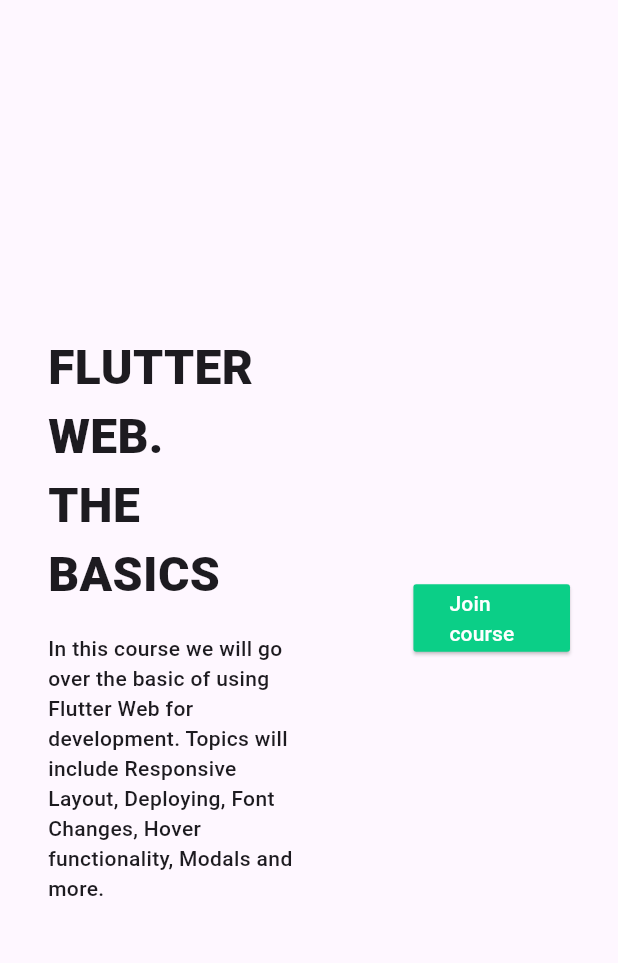
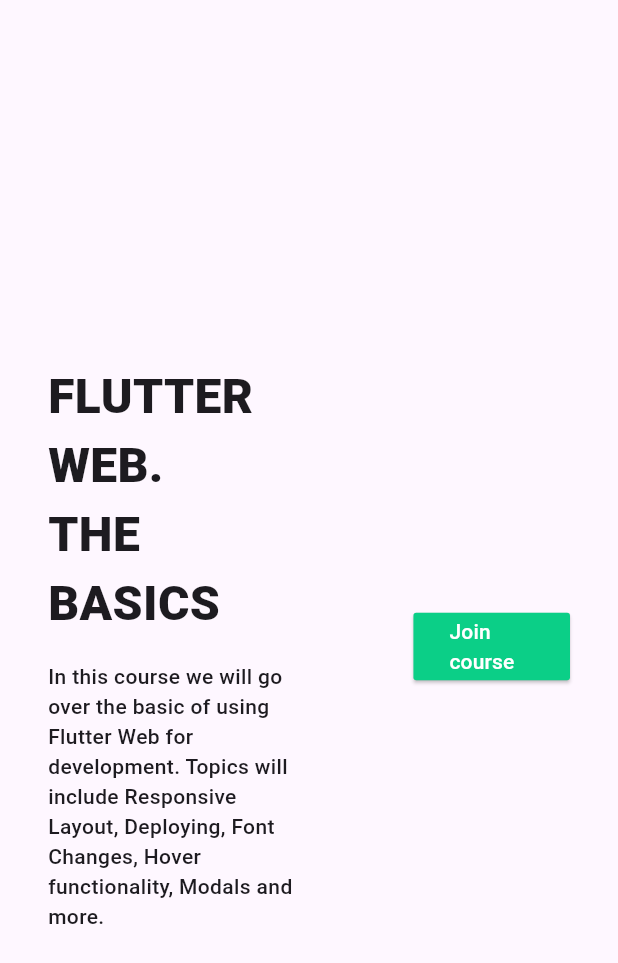
Before and after one commit to PaponAhasan/Ostad-Assignment, a Flutter app: the DesktopBody widget shown alone on an empty page, opened directly, on a phone screen of 412 x 824 dp. Shown: the top 963 px of the screen. Run offline on Flutter 3.47's test engine with Material 3 defaults, Android fonts, the phone set to English and light mode, and no system bars; missing offline and left inert: window_manager; Roboto replaces fonts that are missing (Poppins).

Commit message:
Update desktop_body.dart

```diff
--- a/lib/presentation/widgets/desktop_body.dart
+++ b/lib/presentation/widgets/desktop_body.dart
@@ -8,7 +8,7 @@
   @override
   Widget build(BuildContext context) {
     return Padding(
-      padding: const EdgeInsets.all(32.0),
+      padding: const EdgeInsets.fromLTRB(32, 70, 32, 32),
       child: Row(
         mainAxisSize: MainAxisSize.max,
         children: [
```
